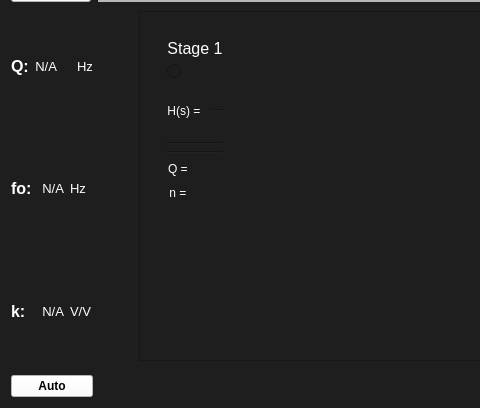
This is Frontend/Designer/tp4_stages.ui in odevincenti/TC_TP4 as Qt 5 draws it before an edit; both pictures show x 0 to 480 and y 436 to 844 of the 1143 by 844 pixel window. The edited form follows.
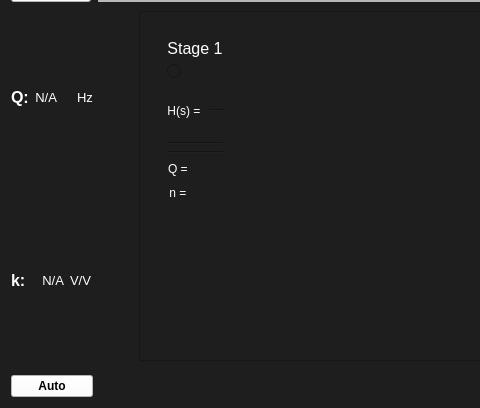
This is the edited form. Custom widgets are drawn as their Qt base class.

Commit message: micho k-po25

```diff
--- a/Frontend/Designer/tp4_stages.ui
+++ b/Frontend/Designer/tp4_stages.ui
@@ -470,73 +470,6 @@
            </item>
           </layout>
          </item>
-         <item>
-          <layout class="QHBoxLayout" name="horizontalLayout_7">
-           <item>
-            <widget class="QLabel" name="label_26">
-             <property name="font">
-              <font>
-               <pointsize>12</pointsize>
-               <weight>75</weight>
-               <bold>true</bold>
-              </font>
-             </property>
-             <property name="styleSheet">
-              <string notr="true">color:white;
-</string>
-             </property>
-             <property name="text">
-              <string>fo:</string>
-             </property>
-             <property name="alignment">
-              <set>Qt::AlignLeading|Qt::AlignLeft|Qt::AlignVCenter</set>
-             </property>
-            </widget>
-           </item>
-           <item>
-            <widget class="QLabel" name="fo_valor">
-             <property name="font">
-              <font>
-               <pointsize>10</pointsize>
-               <weight>50</weight>
-               <bold>false</bold>
-              </font>
-             </property>
-             <property name="styleSheet">
-              <string notr="true">color:white;
-</string>
-             </property>
-             <property name="text">
-              <string>N/A</string>
-             </property>
-             <property name="alignment">
-              <set>Qt::AlignRight|Qt::AlignTrailing|Qt::AlignVCenter</set>
-             </property>
-            </widget>
-           </item>
-           <item>
-            <widget class="QLabel" name="label_28">
-             <property name="font">
-              <font>
-               <pointsize>10</pointsize>
-               <weight>50</weight>
-               <bold>false</bold>
-              </font>
-             </property>
-             <property name="styleSheet">
-              <string notr="true">color:white;
-</string>
-             </property>
-             <property name="text">
-              <string>Hz</string>
-             </property>
-             <property name="alignment">
-              <set>Qt::AlignLeading|Qt::AlignLeft|Qt::AlignVCenter</set>
-             </property>
-            </widget>
-           </item>
-          </layout>
-         </item>
          <item>
           <layout class="QHBoxLayout" name="horizontalLayout_15">
            <item>
```
The commit also changes 2 other files.
